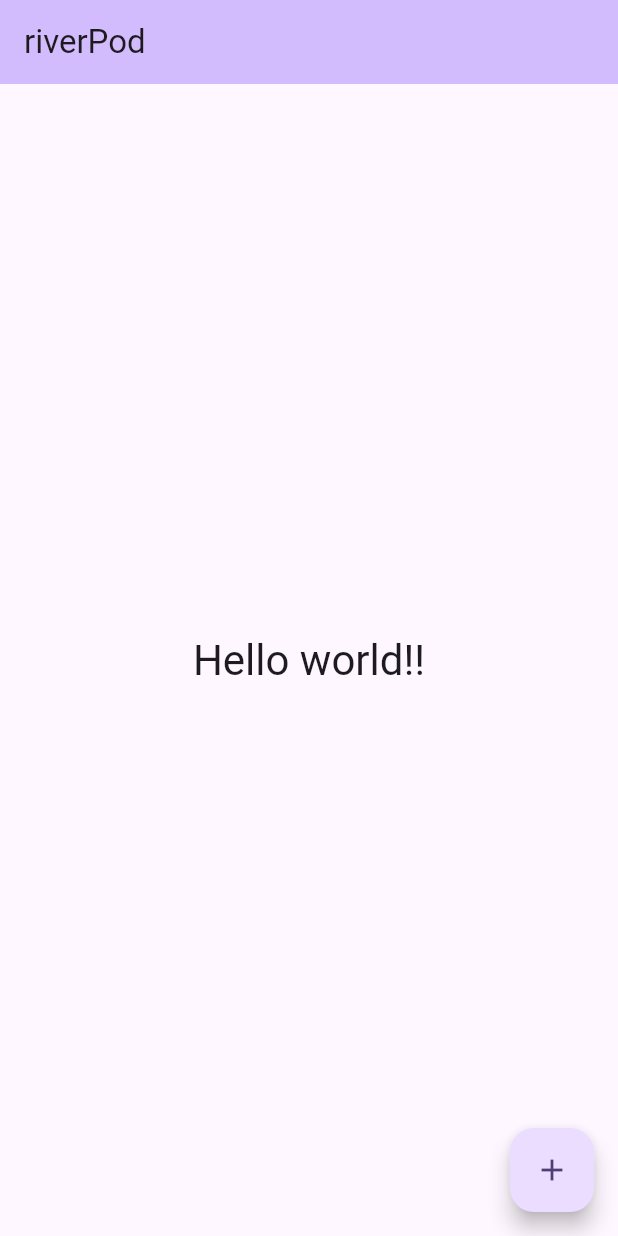
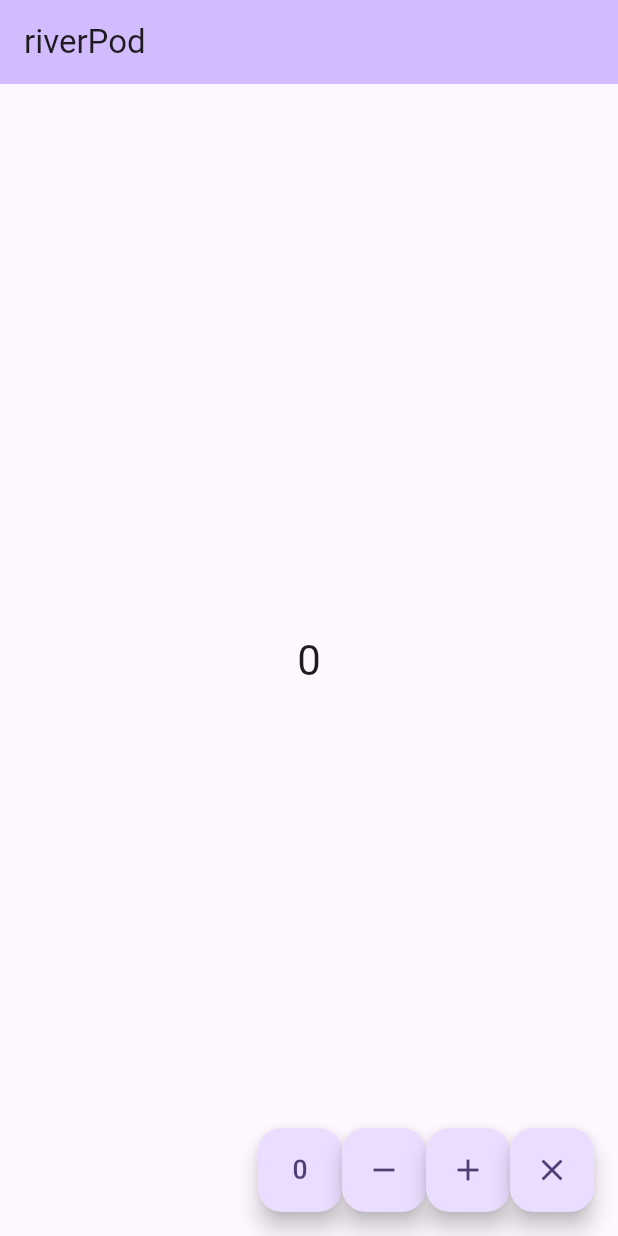
Before and after one commit to naoyamatsunaga/riverpod_counter, a Flutter app: the screen it shows after launch, on a phone screen of 412 x 824 dp. Run offline on Flutter 3.47's test engine with Material 3 defaults, Android fonts, the phone set to English and light mode, and no system bars; our stand-ins replace flutter_riverpod, riverpod_annotation; generated files the repository leaves out were written again.

```diff
--- a/lib/main.dart
+++ b/lib/main.dart
@@ -1,8 +1,6 @@
 import 'package:flutter/material.dart';
 import 'package:flutter_riverpod/flutter_riverpod.dart';
-import 'package:riverpod_annotation/riverpod_annotation.dart';
-
-part 'main.g.dart';
+import 'package:riverpod_counter/counter.dart';
 
 void main() {
   runApp(const ProviderScope(child: MyApp()));
@@ -27,7 +25,8 @@ class MyApp extends StatelessWidget {
 class MyHomePage extends ConsumerWidget {
   @override
   Widget build(BuildContext context, WidgetRef ref) {
-    final String helloWorld = ref.watch(helloWorldProvider);
+    //watch:変更のたび発火される
+    final int counter = ref.watch(counterProvider);
 
     return Scaffold(
       appBar: AppBar(
@@ -39,22 +38,53 @@ class MyHomePage extends ConsumerWidget {
           mainAxisAlignment: MainAxisAlignment.center,
           children: <Widget>[
             Text(
-              helloWorld,
+              '$counter',
               style: Theme.of(context).textTheme.headlineMedium,
             ),
           ],
         ),
       ),
-      floatingActionButton: FloatingActionButton(
-        //onPressed: _incrementCounter,
-        onPressed: () {},
-        child: const Icon(Icons.add),
+      floatingActionButton: Row(
+        mainAxisAlignment: MainAxisAlignment.end,
+        children: [
+          FloatingActionButton(
+            //onPressed: _incrementCounter,
+            onPressed: () {
+              // read:1回しか呼ばれない
+              // notifier:counter.dartの中身全体のイメージ
+              ref.read(counterProvider.notifier).resetCounter();
+            },
+            child: const Icon(Icons.exposure_zero),
+          ),
+          FloatingActionButton(
+            //onPressed: _incrementCounter,
+            onPressed: () {
+              // read:1回しか呼ばれない
+              // notifier:counter.dartの中身全体のイメージ
+              ref.read(counterProvider.notifier).decrementCounter();
+            },
+            child: const Icon(Icons.remove),
+          ),
+          FloatingActionButton(
+            //onPressed: _incrementCounter,
+            onPressed: () {
+              // read:1回しか呼ばれない
+              // notifier:counter.dartの中身全体のイメージ
+              ref.read(counterProvider.notifier).incrementCounter();
+            },
+            child: const Icon(Icons.add),
+          ),
+          FloatingActionButton(
+            //onPressed: _incrementCounter,
+            onPressed: () {
+              // read:1回しか呼ばれない
+              // notifier:counter.dartの中身全体のイメージ
+              ref.read(counterProvider.notifier).multiplyCounter();
+            },
+            child: const Icon(Icons.close),
+          ),
+        ],
       ),
     );
   }
 }
-
-@riverpod
-String helloWorld(HelloWorldRef ref) {
-  return 'Hello world!!';
-}
```
Also changed, not shown: lib/counter.dart (+17 -0 lines), lib/counter.g.dart, lib/main.g.dart (deleted).
